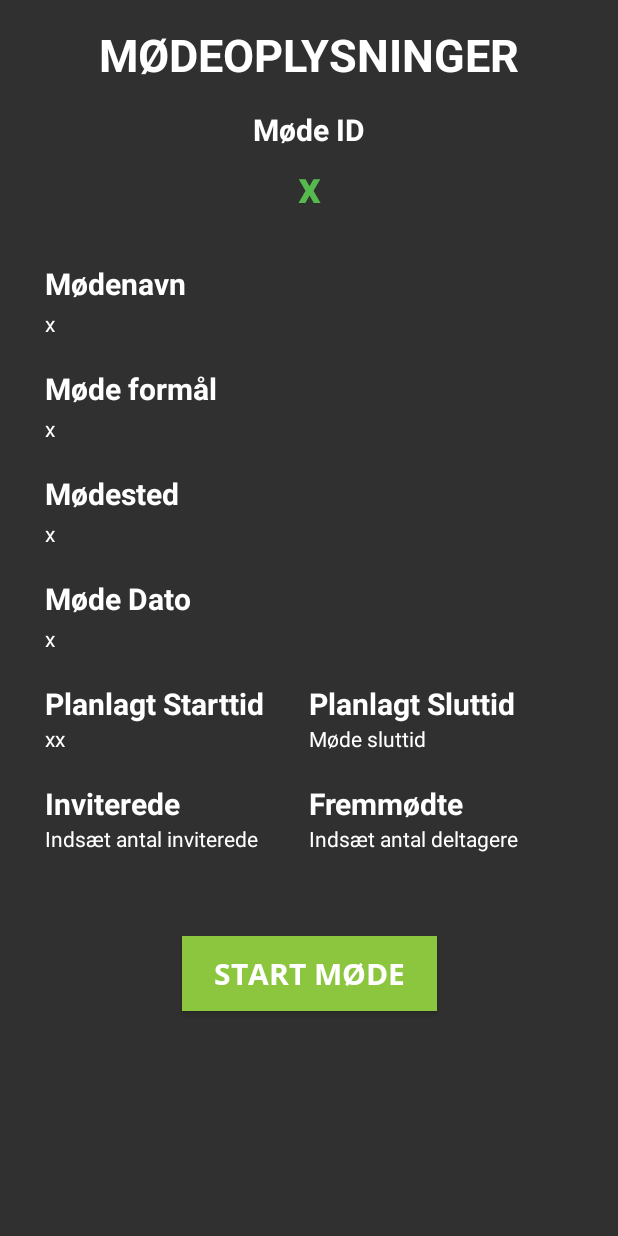
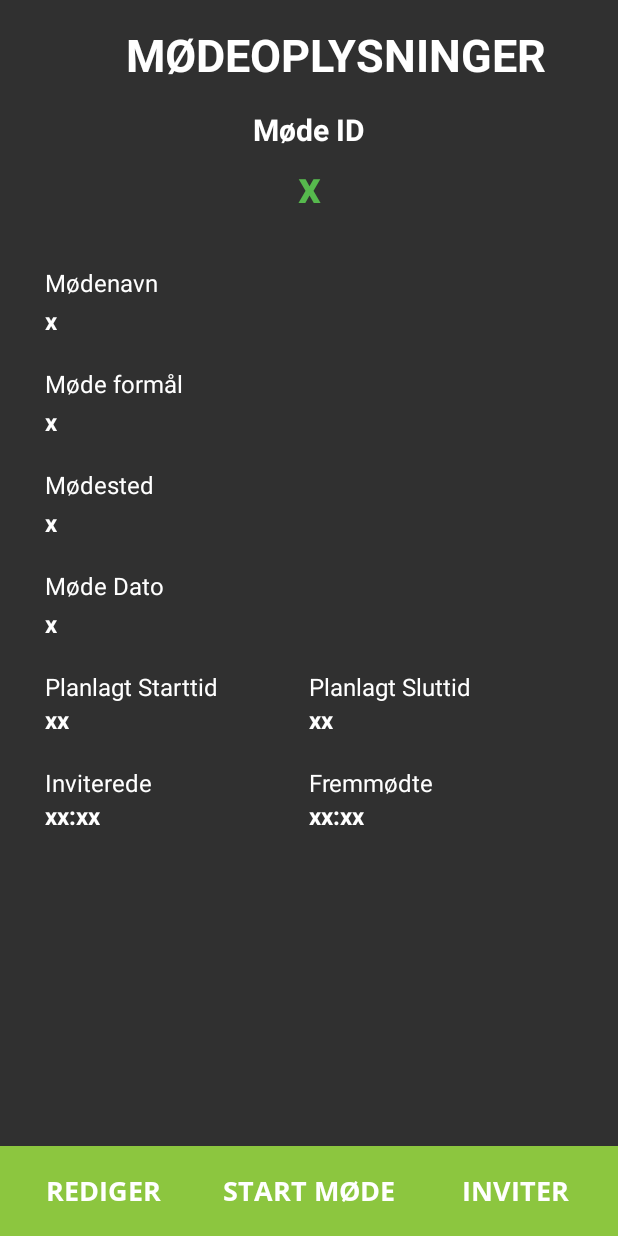
Before and after one commit to alkj/Feedback, an Android app: the IkkeAfholdtMoede_akt screen opened directly, with no data from a screen before it, on a phone screen of 412 x 824 dp. Run offline under Robolectric (Android 15) with nearby library versions, the phone set to English and light mode, and no system bars; our stand-ins replace Shimmer; libraries missing offline, so code that uses them is left out: com.romainpiel.shimmer; plain views replace ShimmerTextView; 11 statements that could not run were skipped.

Commit message:
ikke-afholdt layout og knapper

```diff
--- a/app/src/main/java/com/example/admin/feedback_app/aktiviteter/AfholdtMeode_akt.java
+++ b/app/src/main/java/com/example/admin/feedback_app/aktiviteter/AfholdtMeode_akt.java
@@ -44,7 +44,6 @@ public class AfholdtMeode_akt extends AppCompatActivity implements View.OnClickL
 
         overordnet_knap = findViewById(R.id.AfholdtOverordnetStatistik_knap);
         overordnet_knap.setOnClickListener(this);
-
 
         kommentarer_knap = findViewById(R.id.AfholdtKommentarer_knap);
         kommentarer_knap.setOnClickListener(this);
--- /dev/null
+++ b/app/src/main/res/drawable/ic_edit_grey_24dp.xml
@@ -0,0 +1,5 @@
+<vector android:height="24dp" android:tint="#BBBBBB"
+    android:viewportHeight="24.0" android:viewportWidth="24.0"
+    android:width="24dp" xmlns:android="http://schemas.android.com/apk/res/android">
+    <path android:fillColor="#FF000000" android:pathData="M3,17.25V21h3.75L17.81,9.94l-3.75,-3.75L3,17.25zM20.71,7.04c0.39,-0.39 0.39,-1.02 0,-1.41l-2.34,-2.34c-0.39,-0.39 -1.02,-0.39 -1.41,0l-1.83,1.83 3.75,3.75 1.83,-1.83z"/>
+</vector>
--- /dev/null
+++ b/app/src/main/res/drawable/knap_tryk_effekt_1.xml
@@ -0,0 +1,16 @@
+<?xml version="1.0" encoding="utf-8"?>
+<selector xmlns:android="http://schemas.android.com/apk/res/android">
+
+    <item
+        android:state_focused="true"
+        android:state_pressed="true"
+        android:drawable="@color/mørkeGrøn" />
+
+    <item
+        android:state_focused="false"
+        android:state_pressed="true"
+        android:drawable="@color/mørkeGrøn" />
+
+    <item
+        android:drawable="@color/colorGrøn"/>
+</selector>
--- a/app/src/main/res/layout/activity_ikke_afholdt_moede_akt.xml
+++ b/app/src/main/res/layout/activity_ikke_afholdt_moede_akt.xml
@@ -20,7 +20,7 @@
         android:textSize="30sp"
         android:textStyle="bold"
         app:layout_constraintEnd_toEndOf="parent"
-        app:layout_constraintHorizontal_bias="0.502"
+        app:layout_constraintHorizontal_bias="0.654"
         app:layout_constraintStart_toStartOf="parent"
         app:layout_constraintTop_toTopOf="parent" />
 
@@ -53,23 +53,23 @@
             android:layout_width="match_parent"
             android:layout_height="wrap_content"
             android:paddingTop="3dp"
-            android:paddingBottom="20dp"
+            android:paddingBottom="10dp"
             android:text="x"
             android:textAlignment="center"
             android:textColor="@color/colorMegetGlad"
             android:textSize="30sp"
             android:textStyle="bold"
+            app:reflectionColor="@color/shimmerFarveGrøn"
             tools:layout_editor_absoluteX="0dp"
-            tools:layout_editor_absoluteY="110dp"
-            app:reflectionColor="@color/shimmerFarveGrøn"/>
+            tools:layout_editor_absoluteY="110dp" />
     </LinearLayout>
 
     <LinearLayout
         android:id="@+id/linearLayout6"
         android:layout_width="match_parent"
         android:layout_height="wrap_content"
+        android:layout_marginTop="20dp"
         android:layout_marginStart="30dp"
-        android:layout_marginTop="8dp"
         android:layout_marginEnd="30dp"
         android:orientation="vertical"
         android:paddingTop="3dp"
@@ -84,8 +84,7 @@
             android:layout_height="wrap_content"
             android:text="Mødenavn"
             android:textColor="@color/colorHvid"
-            android:textSize="20sp"
-            android:textStyle="bold"
+            android:textSize="16sp"
             tools:layout_editor_absoluteX="216dp"
             tools:layout_editor_absoluteY="306dp" />
 
@@ -96,7 +95,9 @@
             android:paddingTop="3dp"
             android:paddingBottom="20dp"
             android:text="x"
-            android:textColor="@color/colorHvid" />
+            android:textColor="@color/colorHvid"
+            android:textSize="16sp"
+            android:textStyle="bold" />
 
         <TextView
             android:id="@+id/tv000"
@@ -104,8 +105,7 @@
             android:layout_height="wrap_content"
             android:text="Møde formål"
             android:textColor="@color/colorHvid"
-            android:textSize="20sp"
-            android:textStyle="bold"
+            android:textSize="16sp"
             tools:layout_editor_absoluteX="83dp"
             tools:layout_editor_absoluteY="198dp" />
 
@@ -116,7 +116,9 @@
             android:paddingTop="3dp"
             android:paddingBottom="20dp"
             android:text="x"
-            android:textColor="@color/colorHvid" />
+            android:textColor="@color/colorHvid"
+            android:textSize="16sp"
+            android:textStyle="bold" />
 
         <TextView
             android:id="@+id/tv0000"
@@ -124,8 +126,7 @@
             android:layout_height="wrap_content"
             android:text="Mødested"
             android:textColor="@color/colorHvid"
-            android:textSize="20sp"
-            android:textStyle="bold"
+            android:textSize="16sp"
             tools:layout_editor_absoluteX="83dp"
             tools:layout_editor_absoluteY="198dp" />
 
@@ -136,7 +137,9 @@
             android:paddingTop="3dp"
             android:paddingBottom="20dp"
             android:text="x"
-            android:textColor="@color/colorHvid" />
+            android:textColor="@color/colorHvid"
+            android:textSize="16sp"
+            android:textStyle="bold" />
 
         <TextView
             android:id="@+id/tv00033"
@@ -144,8 +147,7 @@
             android:layout_height="wrap_content"
             android:text="Møde Dato"
             android:textColor="@color/colorHvid"
-            android:textSize="20sp"
-            android:textStyle="bold"
+            android:textSize="16sp"
             tools:layout_editor_absoluteX="83dp"
             tools:layout_editor_absoluteY="198dp" />
 
@@ -156,7 +158,9 @@
             android:paddingTop="3dp"
             android:paddingBottom="20dp"
             android:text="x"
-            android:textColor="@color/colorHvid" />
+            android:textColor="@color/colorHvid"
+            android:textSize="16sp"
+            android:textStyle="bold" />
 
         <LinearLayout
             android:layout_width="match_parent"
@@ -171,8 +175,7 @@
                 android:gravity="left"
                 android:text="Planlagt Starttid"
                 android:textColor="@color/colorHvid"
-                android:textSize="20sp"
-                android:textStyle="bold" />
+                android:textSize="16sp" />
 
             <TextView
                 android:id="@+id/tv000000"
@@ -182,8 +185,7 @@
                 android:gravity="left"
                 android:text="Planlagt Sluttid"
                 android:textColor="@color/colorHvid"
-                android:textSize="20sp"
-                android:textStyle="bold" />
+                android:textSize="16sp" />
 
         </LinearLayout>
 
@@ -200,7 +202,9 @@
                 android:layout_weight="1"
                 android:gravity="left"
                 android:text="xx"
-                android:textColor="@color/colorHvid" />
+                android:textColor="@color/colorHvid"
+                android:textSize="16sp"
+                android:textStyle="bold" />
 
 
             <TextView
@@ -209,8 +213,10 @@
                 android:layout_height="wrap_content"
                 android:layout_weight="1"
                 android:gravity="left"
-                android:text="Møde sluttid"
-                android:textColor="@color/colorHvid" />
+                android:text="xx"
+                android:textColor="@color/colorHvid"
+                android:textSize="16sp"
+                android:textStyle="bold" />
 
         </LinearLayout>
 
@@ -227,8 +233,7 @@
                 android:gravity="left"
                 android:text="Inviterede"
                 android:textColor="@color/colorHvid"
-                android:textSize="20sp"
-                android:textStyle="bold" />
+                android:textSize="16sp" />
 
             <TextView
                 android:id="@+id/tv0000000"
@@ -238,8 +243,7 @@
                 android:gravity="left"
                 android:text="Fremmødte"
                 android:textColor="@color/colorHvid"
-                android:textSize="20sp"
-                android:textStyle="bold" />
+                android:textSize="16sp" />
 
         </LinearLayout>
 
@@ -254,8 +258,10 @@
                 android:layout_height="wrap_content"
                 android:layout_weight="1"
                 android:gravity="left"
-                android:text="Indsæt antal inviterede"
-                android:textColor="@color/colorHvid" />
+                android:text="xx:xx"
+                android:textColor="@color/colorHvid"
+                android:textSize="16sp"
+                android:textStyle="bold" />
 
             <TextView
                 android:id="@+id/tvFremmødte"
@@ -263,33 +269,59 @@
                 android:layout_height="wrap_content"
                 android:layout_weight="1"
                 android:gravity="left"
-                android:text="Indsæt antal deltagere"
-                android:textColor="@color/colorHvid" />
+                android:text="xx:xx"
+                android:textColor="@color/colorHvid"
+                android:textSize="16sp"
+                android:textStyle="bold" />
 
         </LinearLayout>
 
     </LinearLayout>
 
-    <Button
-        android:id="@+id/ikkeAfholdtStart_knap"
-        android:layout_width="170dp"
-        android:layout_height="50dp"
-        android:layout_marginStart="8dp"
-        android:layout_marginTop="52dp"
-        android:layout_marginEnd="8dp"
-        android:layout_marginBottom="28dp"
-        android:autofillHints="DBDBDB"
-        android:background="@drawable/knap_groen"
-        android:fontFamily="@font/open_sans_bold"
-        android:gravity="center"
-        android:text="Start møde"
-        android:textColor="@color/colorHvid"
-        android:textSize="20sp"
-        android:textStyle="bold"
+    <LinearLayout
+        android:layout_width="0dp"
+        android:layout_height="wrap_content"
+        android:layout_marginTop="8dp"
+        android:orientation="horizontal"
         app:layout_constraintBottom_toBottomOf="parent"
         app:layout_constraintEnd_toEndOf="parent"
         app:layout_constraintStart_toStartOf="parent"
         app:layout_constraintTop_toBottomOf="@+id/linearLayout6"
-        app:layout_constraintVertical_bias="0.0" />
+        app:layout_constraintVertical_bias="1.0">
+
+        <Button
+            android:id="@+id/button"
+            android:layout_width="match_parent"
+            android:layout_height="60dp"
+            android:layout_weight="1"
+            android:background="@drawable/knap_tryk_effekt_1"
+            android:fontFamily="@font/open_sans_bold"
+            android:textColor="@color/colorHvid"
+            android:text="Rediger"
+            android:textSize="18sp" />
+
+        <Button
+            android:id="@+id/ikkeAfholdtStart_knap"
+            android:layout_width="match_parent"
+            android:layout_height="60dp"
+            android:layout_weight="1"
+            android:autofillHints="DBDBDB"
+            android:background="@drawable/knap_tryk_effekt_1"
+            android:fontFamily="@font/open_sans_bold"
+            android:textColor="@color/colorHvid"
+            android:text="Start møde"
+            android:textSize="18sp" />
+
+        <Button
+            android:id="@+id/button2"
+            android:layout_width="match_parent"
+            android:layout_height="60dp"
+            android:layout_weight="1"
+            android:background="@drawable/knap_tryk_effekt_1"
+            android:fontFamily="@font/open_sans_bold"
+            android:textColor="@color/colorHvid"
+            android:text="Inviter"
+            android:textSize="18sp" />
+    </LinearLayout>
 
 </android.support.constraint.ConstraintLayout>
--- a/app/src/main/res/layout/fragment_profil.xml
+++ b/app/src/main/res/layout/fragment_profil.xml
@@ -32,7 +32,8 @@
         <TextView
             android:id="@+id/profil_fornavn_textView"
             android:layout_width="match_parent"
-            android:layout_height="35dp"
+            android:layout_height="wrap_content"
+            android:layout_marginBottom="10dp"
             android:allowUndo="true"
             android:autofillHints="DBDBDB"
             android:clickable="false"
@@ -44,7 +45,7 @@
             android:textAppearance="@style/TextAppearance.AppCompat"
             android:textColor="@color/colorMEGETLysGrå"
             android:textColorHint="@color/colorHvid"
-            android:textSize="14dp"
+            android:textSize="16sp"
             app:backgroundTint="@color/colorLysegrå"
             tools:layout_editor_absoluteX="60dp"
             tools:layout_editor_absoluteY="110dp" />
@@ -52,7 +53,8 @@
         <TextView
             android:id="@+id/profil_efternavn_textView"
             android:layout_width="match_parent"
-            android:layout_height="35dp"
+            android:layout_height="wrap_content"
+            android:layout_marginBottom="10dp"
             android:allowUndo="true"
             android:autofillHints="DBDBDB"
             android:clickable="false"
@@ -64,17 +66,18 @@
             android:textAppearance="@style/TextAppearance.AppCompat"
             android:textColor="@color/colorMEGETLysGrå"
             android:textColorHint="@color/colorHvid"
-            android:textSize="14dp"
+            android:textSize="16sp"
+            android:transitionName="efternavn"
             app:backgroundTint="@color/colorLysegrå"
             tools:layout_editor_absoluteX="60dp"
-            tools:layout_editor_absoluteY="154dp"
-            android:transitionName="efternavn"/>
+            tools:layout_editor_absoluteY="154dp" />
 
 
         <TextView
             android:id="@+id/profil_tlf_textView"
             android:layout_width="match_parent"
-            android:layout_height="35dp"
+            android:layout_height="wrap_content"
+            android:layout_marginBottom="10dp"
             android:allowUndo="true"
             android:autofillHints="DBDBDB"
             android:clickable="false"
@@ -87,7 +90,7 @@
             android:textAppearance="@style/TextAppearance.AppCompat"
             android:textColor="@color/colorMEGETLysGrå"
             android:textColorHint="@color/colorHvid"
-            android:textSize="14dp"
+            android:textSize="16sp"
             app:backgroundTint="@color/colorLysegrå"
             tools:layout_editor_absoluteX="60dp"
             tools:layout_editor_absoluteY="198dp"
@@ -96,7 +99,7 @@
         <TextView
             android:id="@+id/profil_virksomhedsid_textView"
             android:layout_width="match_parent"
-            android:layout_height="35dp"
+            android:layout_height="wrap_content"
             android:allowUndo="true"
             android:autofillHints="DBDBDB"
             android:clickable="false"
@@ -108,7 +111,7 @@
             android:textAppearance="@style/TextAppearance.AppCompat"
             android:textColor="@color/colorMEGETLysGrå"
             android:textColorHint="@color/colorHvid"
-            android:textSize="14dp"
+            android:textSize="16sp"
             app:backgroundTint="@color/colorLysegrå"
             tools:layout_editor_absoluteX="60dp"
             tools:layout_editor_absoluteY="243dp" />
@@ -162,7 +165,7 @@
             android:layout_height="35dp"
             android:layout_gravity="center"
             android:layout_margin="10dp"
-            android:background="#FC6363"
+            android:background="#DA2C2C"
             android:gravity="center"
             android:text="Log ud"
             tools:layout_editor_absoluteX="80dp"
--- a/app/src/main/res/values/colors.xml
+++ b/app/src/main/res/values/colors.xml
@@ -2,7 +2,7 @@
 <resources>
     <color name="colorPrimary">#008577</color>
     <color name="colorPrimaryDark">#00574B</color>
-    <color name="colorAccent">#92FF00</color>
+    <color name="colorAccent">#7AAD33</color>
     <color name="colorGrøn">#8cc63f</color>
     <color name="colorMørkegrå">#303030</color>
     <color name="colorLysegrå">#898989</color>
@@ -13,4 +13,5 @@
     <color name="colorGlad">#A8C449</color>
     <color name="colorMegetGlad">#56B94D</color>
     <color name="shimmerFarveGrøn">#FF92FF00</color>
+    <color name="mørkeGrøn">#59910D</color>
 </resources>
```
